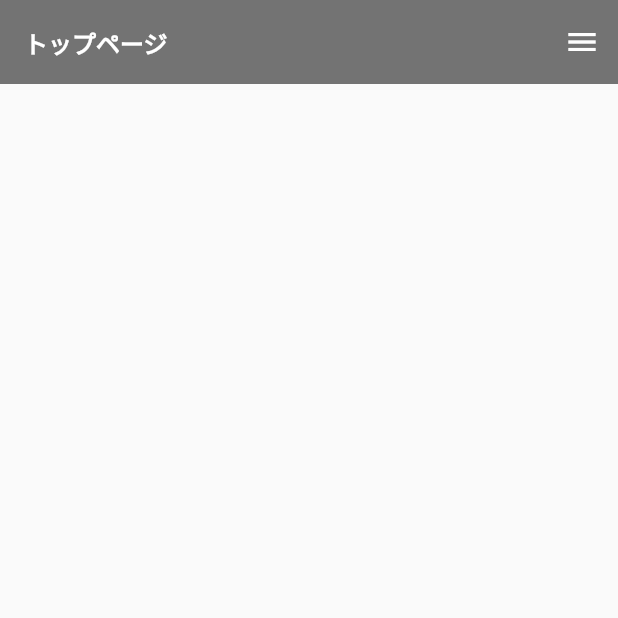
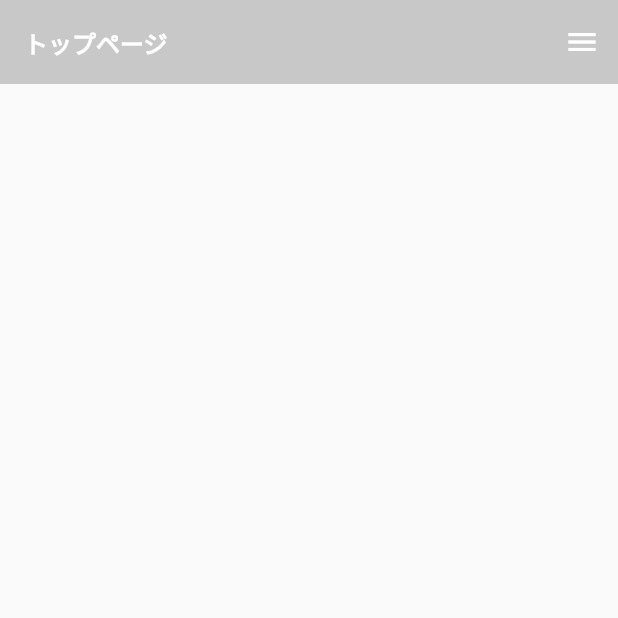
Before and after one commit to ryukalice/ryukalice-flutter, a Flutter app: the screen it shows after launch, on a phone screen of 412 x 824 dp, the top half of it. Run offline on Flutter 3.47's test engine with Material 2 defaults, Android fonts, the phone set to English and light mode, and no system bars; our stand-ins replace go_router.

Commit message:
ヘッダーを透過

```diff
--- a/lib/screens/layout.dart
+++ b/lib/screens/layout.dart
@@ -19,6 +19,7 @@ class _State extends State<Layout> {
     return Scaffold(
       key: widget.key ?? _drawerKey,
       appBar: Header(title: widget.title),
+      extendBodyBehindAppBar: true,
       body: widget.body,
       endDrawer: const Menu(),
     );
--- a/lib/screens/layouts/header.dart
+++ b/lib/screens/layouts/header.dart
@@ -16,7 +16,7 @@ class _State extends State<Header> {
   PreferredSizeWidget build(BuildContext context) {
     return AppBar(
       automaticallyImplyLeading: true,
-      backgroundColor: Colors.black54,
+      backgroundColor: Colors.black.withOpacity(0.2),
       foregroundColor: Colors.white,
       elevation: 0.0,
       title: Text(widget.title, style: const TextStyle(fontWeight: FontWeight.bold, fontSize: 16)),
```
